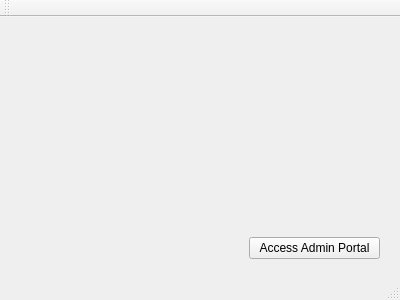
The window that portal/mainwindow.ui (zfrye06/Loque) describes before a commit, drawn with Qt 5.
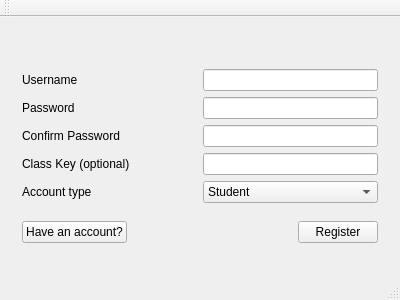
The same window after the commit. The open tabs and pages were chosen to show the change.

Diff of the .ui file:
```diff
--- a/portal/mainwindow.ui
+++ b/portal/mainwindow.ui
@@ -14,19 +14,414 @@
    <string>MainWindow</string>
   </property>
   <widget class="QWidget" name="centralWidget">
-   <widget class="QPushButton" name="pushButton">
-    <property name="geometry">
-     <rect>
-      <x>249</x>
-      <y>220</y>
-      <width>131</width>
-      <height>22</height>
-     </rect>
-    </property>
-    <property name="text">
-     <string>Access Admin Portal</string>
-    </property>
-   </widget>
+   <layout class="QHBoxLayout" name="horizontalLayout_12">
+    <item>
+     <widget class="QStackedWidget" name="worldTreeWidget">
+      <property name="currentIndex">
+       <number>0</number>
+      </property>
+      <widget class="QWidget" name="loginPage">
+       <layout class="QHBoxLayout" name="horizontalLayout_5">
+        <item>
+         <layout class="QVBoxLayout" name="verticalLayout">
+          <item>
+           <widget class="QLabel" name="loginMessage">
+            <property name="sizePolicy">
+             <sizepolicy hsizetype="Maximum" vsizetype="Maximum">
+              <horstretch>0</horstretch>
+              <verstretch>0</verstretch>
+             </sizepolicy>
+            </property>
+            <property name="maximumSize">
+             <size>
+              <width>0</width>
+              <height>0</height>
+             </size>
+            </property>
+            <property name="text">
+             <string/>
+            </property>
+           </widget>
+          </item>
+          <item>
+           <layout class="QHBoxLayout" name="horizontalLayout">
+            <item>
+             <widget class="QLabel" name="label">
+              <property name="text">
+               <string>Username</string>
+              </property>
+             </widget>
+            </item>
+            <item>
+             <spacer name="horizontalSpacer">
+              <property name="orientation">
+               <enum>Qt::Horizontal</enum>
+              </property>
+              <property name="sizeHint" stdset="0">
+               <size>
+                <width>40</width>
+                <height>20</height>
+               </size>
+              </property>
+             </spacer>
+            </item>
+            <item>
+             <widget class="QLineEdit" name="usernameTextbox"/>
+            </item>
+           </layout>
+          </item>
+          <item>
+           <layout class="QHBoxLayout" name="horizontalLayout_2">
+            <item>
+             <widget class="QLabel" name="label_2">
+              <property name="text">
+               <string>Password </string>
+              </property>
+             </widget>
+            </item>
+            <item>
+             <spacer name="horizontalSpacer_2">
+              <property name="orientation">
+               <enum>Qt::Horizontal</enum>
+              </property>
+              <property name="sizeHint" stdset="0">
+               <size>
+                <width>40</width>
+                <height>20</height>
+               </size>
+              </property>
+             </spacer>
+            </item>
+            <item>
+             <widget class="QLineEdit" name="passwordTextbox">
+              <property name="enabled">
+               <bool>true</bool>
+              </property>
+              <property name="echoMode">
+               <enum>QLineEdit::Password</enum>
+              </property>
+             </widget>
+            </item>
+           </layout>
+          </item>
+          <item>
+           <layout class="QHBoxLayout" name="horizontalLayout_3">
+            <item>
+             <spacer name="horizontalSpacer_3">
+              <property name="orientation">
+               <enum>Qt::Horizontal</enum>
+              </property>
+              <property name="sizeHint" stdset="0">
+               <size>
+                <width>40</width>
+                <height>20</height>
+               </size>
+              </property>
+             </spacer>
+            </item>
+            <item>
+             <widget class="QPushButton" name="createAccountButton">
+              <property name="text">
+               <string>Create Account</string>
+              </property>
+             </widget>
+            </item>
+            <item>
+             <spacer name="horizontalSpacer_9">
+              <property name="orientation">
+               <enum>Qt::Horizontal</enum>
+              </property>
+              <property name="sizeType">
+               <enum>QSizePolicy::Minimum</enum>
+              </property>
+              <property name="sizeHint" stdset="0">
+               <size>
+                <width>20</width>
+                <height>20</height>
+               </size>
+              </property>
+             </spacer>
+            </item>
+            <item>
+             <widget class="QPushButton" name="loginButton">
+              <property name="text">
+               <string>Login</string>
+              </property>
+             </widget>
+            </item>
+           </layout>
+          </item>
+         </layout>
+        </item>
+       </layout>
+      </widget>
+      <widget class="QWidget" name="registerPage">
+       <layout class="QHBoxLayout" name="horizontalLayout_13">
+        <item>
+         <layout class="QVBoxLayout" name="verticalLayout_4">
+          <item>
+           <widget class="QLabel" name="registrationMessage">
+            <property name="sizePolicy">
+             <sizepolicy hsizetype="Maximum" vsizetype="Maximum">
+              <horstretch>0</horstretch>
+              <verstretch>0</verstretch>
+             </sizepolicy>
+            </property>
+            <property name="maximumSize">
+             <size>
+              <width>0</width>
+              <height>0</height>
+             </size>
+            </property>
+            <property name="text">
+             <string/>
+            </property>
+           </widget>
+          </item>
+          <item>
+           <layout class="QHBoxLayout" name="horizontalLayout_10">
+            <item>
+             <layout class="QVBoxLayout" name="verticalLayout_2">
+              <item>
+               <layout class="QHBoxLayout" name="horizontalLayout_4">
+                <item>
+                 <widget class="QLabel" name="label_3">
+                  <property name="text">
+                   <string>Username</string>
+                  </property>
+                 </widget>
+                </item>
+                <item>
+                 <spacer name="horizontalSpacer_4">
+                  <property name="orientation">
+                   <enum>Qt::Horizontal</enum>
+                  </property>
+                  <property name="sizeHint" stdset="0">
+                   <size>
+                    <width>40</width>
+                    <height>20</height>
+                   </size>
+                  </property>
+                 </spacer>
+                </item>
+               </layout>
+              </item>
+              <item>
+               <layout class="QHBoxLayout" name="horizontalLayout_6">
+                <item>
+                 <widget class="QLabel" name="label_4">
+                  <property name="text">
+                   <string>Password</string>
+                  </property>
+                 </widget>
+                </item>
+                <item>
+                 <spacer name="horizontalSpacer_5">
+                  <property name="orientation">
+                   <enum>Qt::Horizontal</enum>
+                  </property>
+                  <property name="sizeHint" stdset="0">
+                   <size>
+                    <width>40</width>
+                    <height>20</height>
+                   </size>
+                  </property>
+                 </spacer>
+                </item>
+               </layout>
+              </item>
+              <item>
+               <layout class="QHBoxLayout" name="horizontalLayout_7">
+                <item>
+                 <widget class="QLabel" name="label_5">
+                  <property name="text">
+                   <string>Confirm Password</string>
+                  </property>
+                 </widget>
+                </item>
+                <item>
+                 <spacer name="horizontalSpacer_6">
+                  <property name="orientation">
+                   <enum>Qt::Horizontal</enum>
+                  </property>
+                  <property name="sizeHint" stdset="0">
+                   <size>
+                    <width>40</width>
+                    <height>20</height>
+                   </size>
+                  </property>
+                 </spacer>
+                </item>
+               </layout>
+              </item>
+              <item>
+               <layout class="QHBoxLayout" name="horizontalLayout_8">
+                <item>
+                 <widget class="QLabel" name="label_6">
+                  <property name="text">
+                   <string>Class Key (optional)</string>
+                  </property>
+                 </widget>
+                </item>
+                <item>
+                 <spacer name="horizontalSpacer_7">
+                  <property name="orientation">
+                   <enum>Qt::Horizontal</enum>
+                  </property>
+                  <property name="sizeHint" stdset="0">
+                   <size>
+                    <width>40</width>
+                    <height>20</height>
+                   </size>
+                  </property>
+                 </spacer>
+                </item>
+               </layout>
+              </item>
+              <item>
+               <layout class="QHBoxLayout" name="horizontalLayout_9">
+                <item>
+                 <widget class="QLabel" name="label_7">
+                  <property name="text">
+                   <string>Account type</string>
+                  </property>
+                 </widget>
+                </item>
+                <item>
+                 <spacer name="horizontalSpacer_8">
+                  <property name="orientation">
+                   <enum>Qt::Horizontal</enum>
+                  </property>
+                  <property name="sizeHint" stdset="0">
+                   <size>
+                    <width>40</width>
+                    <height>20</height>
+                   </size>
+                  </property>
+                 </spacer>
+                </item>
+               </layout>
+              </item>
+             </layout>
+            </item>
+            <item>
+             <layout class="QVBoxLayout" name="verticalLayout_3">
+              <item>
+               <widget class="QLineEdit" name="usernameField"/>
+              </item>
+              <item>
+               <widget class="QLineEdit" name="passwordField">
+                <property name="inputMethodHints">
+                 <set>Qt::ImhHiddenText|Qt::ImhNoAutoUppercase|Qt::ImhNoPredictiveText|Qt::ImhSensitiveData</set>
+                </property>
+                <property name="echoMode">
+                 <enum>QLineEdit::Password</enum>
+                </property>
+               </widget>
+              </item>
+              <item>
+               <widget class="QLineEdit" name="confirmPasswordField">
+                <property name="echoMode">
+                 <enum>QLineEdit::Password</enum>
+                </property>
+               </widget>
+              </item>
+              <item>
+               <widget class="QLineEdit" name="classKeyField"/>
+              </item>
+              <item>
+               <widget class="QComboBox" name="accountType">
+                <item>
+                 <property name="text">
+                  <string>Student</string>
+                 </property>
+                </item>
+                <item>
+                 <property name="text">
+                  <string>Admin</string>
+                 </property>
+                </item>
+               </widget>
+              </item>
+             </layout>
+            </item>
+           </layout>
+          </item>
+          <item>
+           <layout class="QHBoxLayout" name="horizontalLayout_11">
+            <item>
+             <widget class="QPushButton" name="haveAnAccountButton">
+              <property name="text">
+               <string>Have an account?</string>
+              </property>
+             </widget>
+            </item>
+            <item>
+             <spacer name="horizontalSpacer_10">
+              <property name="orientation">
+               <enum>Qt::Horizontal</enum>
+              </property>
+              <property name="sizeHint" stdset="0">
+               <size>
+                <width>40</width>
+                <height>20</height>
+               </size>
+              </property>
+             </spacer>
+            </item>
+            <item>
+             <widget class="QPushButton" name="registerButton">
+              <property name="text">
+               <string>Register</string>
+              </property>
+             </widget>
+            </item>
+           </layout>
+          </item>
+         </layout>
+        </item>
+       </layout>
+      </widget>
+      <widget class="QWidget" name="playPage">
+       <layout class="QHBoxLayout" name="horizontalLayout_14">
+        <item>
+         <widget class="QTabWidget" name="portalManager">
+          <property name="currentIndex">
+           <number>2</number>
+          </property>
+          <widget class="QWidget" name="playTab">
+           <attribute name="title">
+            <string>Play</string>
+           </attribute>
+           <layout class="QHBoxLayout" name="horizontalLayout_15">
+            <item>
+             <widget class="QStackedWidget" name="stackedWidget_2">
+              <property name="currentIndex">
+               <number>0</number>
+              </property>
+              <widget class="QWidget" name="page"/>
+              <widget class="QWidget" name="page_2"/>
+             </widget>
+            </item>
+           </layout>
+          </widget>
+          <widget class="QWidget" name="statisticsTab">
+           <attribute name="title">
+            <string>Statistics</string>
+           </attribute>
+          </widget>
+          <widget class="QWidget" name="classesTab">
+           <attribute name="title">
+            <string>Classes</string>
+           </attribute>
+          </widget>
+         </widget>
+        </item>
+       </layout>
+      </widget>
+     </widget>
+    </item>
+   </layout>
   </widget>
   <widget class="QMenuBar" name="menuBar">
    <property name="geometry">
```
